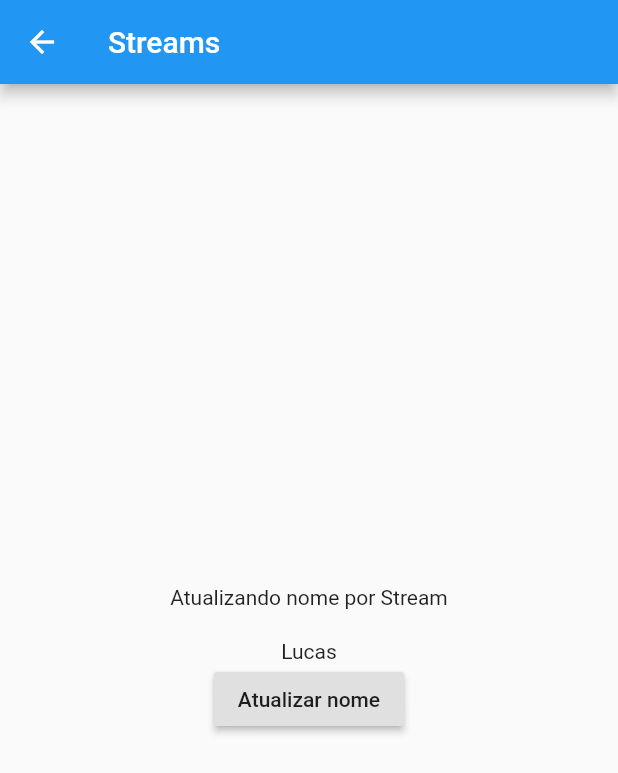
After one commit to LucasBerce71/Flutter_Ger-ncia_de_Estado, a Flutter app: the UpdateNamePage screen opened by its route, on a phone screen of 412 x 824 dp. The commit adds this screen. Shown: the top 773 px of the screen. Run offline on Flutter 3.47's test engine with Material 2 defaults, Android fonts, the phone set to English and light mode, and no system bars.

Commit message:
feat: implements bloc patern

```diff
--- a/lib/home.dart
+++ b/lib/home.dart
@@ -31,6 +31,12 @@ class Home extends StatelessWidget {
               },
               child: Text('Change Notifier'),
             ),
+            RaisedButton(
+              onPressed: () {
+                Navigator.of(context).pushNamed('/streams');
+              },
+              child: Text('Streams'),
+            ),
           ],
         ),
       ),
--- a/lib/main.dart
+++ b/lib/main.dart
@@ -2,6 +2,7 @@ import 'package:flutter/material.dart';
 import 'package:gerencia_de_estado/change_notifier/change_notifier_page.dart';
 import 'package:gerencia_de_estado/home.dart';
 import 'package:gerencia_de_estado/setstate/set_state_page.dart';
+import 'package:gerencia_de_estado/stream/update_name_page.dart';
 import 'package:gerencia_de_estado/value_notifier/value_notifier_page.dart';
 
 void main() {
@@ -21,7 +22,8 @@ class MyApp extends StatelessWidget {
       routes: {
         '/setState': (_) => SetStatePage(),
         '/value-notifier': (_) => ValueNotifierPage(),
-        '/change-notifier': (_) => ChangeNotifierPage()
+        '/change-notifier': (_) => ChangeNotifierPage(),
+        '/streams': (_) => UpdateNamePage(),
       },
       home: Home(),
     );
--- /dev/null
+++ b/lib/stream/update_name_controller.dart
@@ -0,0 +1,25 @@
+import 'dart:async';
+
+import 'package:gerencia_de_estado/stream/update_name_state.dart';
+
+class UpdateNameController {
+
+  final _controller = StreamController<UpdateNameState>();
+
+  Stream<UpdateNameState> get outUpdateName => _controller.stream;
+
+  UpdateNameController() {
+    _controller.add(UpdateNameState(loading: false, name: 'Lucas'));
+  }
+
+  void updateName() async {
+    _controller.add(UpdateNameState(loading: true, name: 'Lucas'));
+    await Future.delayed(Duration(seconds: 2));
+    _controller.add(UpdateNameState(loading: false, name: 'Lucas Bercê de Jesus'));
+  }
+
+  void dispose() {
+    _controller.close();
+  }
+
+}
--- /dev/null
+++ b/lib/stream/update_name_page.dart
@@ -0,0 +1,57 @@
+import 'package:flutter/material.dart';
+import 'package:gerencia_de_estado/stream/update_name_controller.dart';
+import 'package:gerencia_de_estado/stream/update_name_state.dart';
+
+class UpdateNamePage extends StatefulWidget {
+  @override
+  _UpdateNamePageState createState() => _UpdateNamePageState();
+}
+
+class _UpdateNamePageState extends State<UpdateNamePage> {
+
+  final UpdateNameController _controller = UpdateNameController();
+
+   @override
+   Widget build(BuildContext context) {
+       return Scaffold(
+           appBar: AppBar(title: Text('Streams'),),
+           body: Container(
+             width: MediaQuery.of(context).size.width,
+             child: Column(
+               mainAxisAlignment: MainAxisAlignment.center,
+               children: <Widget>[
+                 Text('Atualizando nome por Stream'),
+                 SizedBox(height: 20),
+                 StreamBuilder<UpdateNameState>(
+                   stream: _controller.outUpdateName,
+                   builder: (_, snapshot) {
+                     if (snapshot.hasData) {
+                       final data = snapshot.data;
+                       if (data.loading) {
+                         return Center(
+                           child: CircularProgressIndicator(),
+                         );
+                       }
+
+                       return Text(data.name);
+                     }
+
+                     return Container();
+                   }
+                  ),
+                  RaisedButton(
+                    onPressed: () => _controller.updateName(),
+                    child: Text('Atualizar nome'),
+                  ),
+               ],
+             ),
+           ),
+       );
+  }
+
+  @override
+  void dispose() {
+    _controller.dispose();
+    super.dispose();
+  }
+}
--- /dev/null
+++ b/lib/stream/update_name_state.dart
@@ -0,0 +1,11 @@
+class UpdateNameState {
+
+  String name;
+  bool loading;
+
+  UpdateNameState({
+    this.name,
+    this.loading,
+  });
+
+}
```
